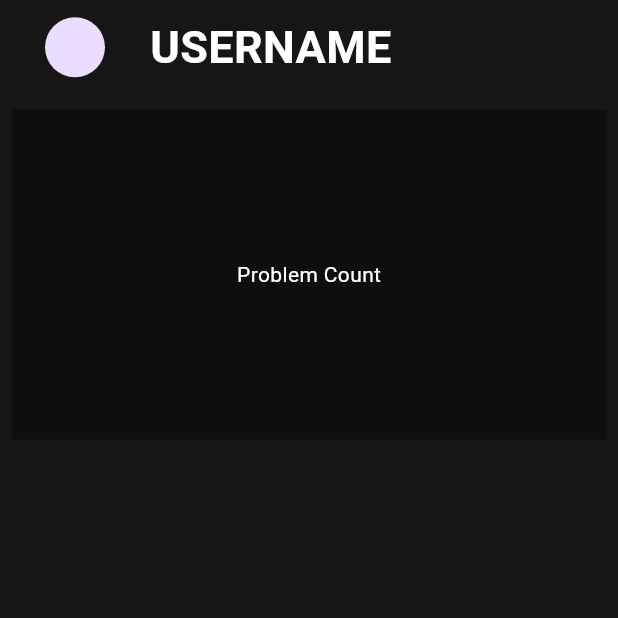
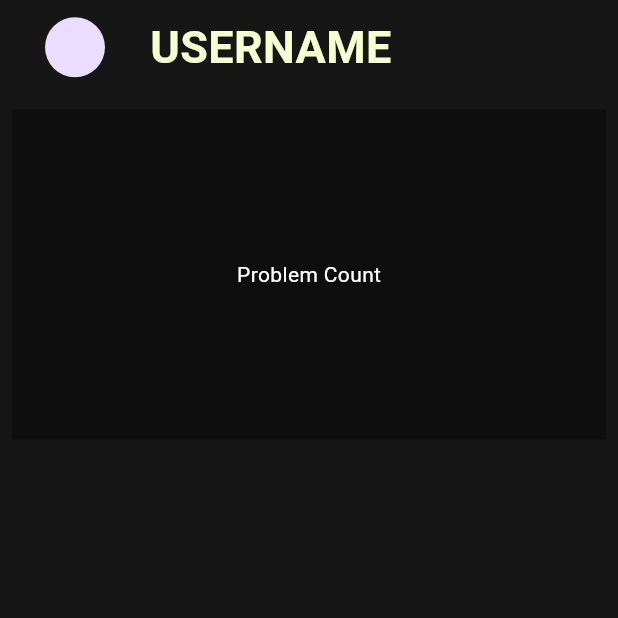
Before and after one commit to Udbhav2105/DevCodeX, a Flutter app: the LeetcodePage screen opened directly, on a phone screen of 412 x 824 dp, the top half of it. Run offline on Flutter 3.47's test engine with Material 3 defaults, Android fonts, the phone set to English and light mode, and no system bars; our stand-ins replace flutter_spinkit, syncfusion_flutter_charts; missing offline and left inert: leetcode_unofficial_api.

Commit message:
font color changed

```diff
--- a/lib/components/username_avatar.dart
+++ b/lib/components/username_avatar.dart
@@ -22,7 +22,7 @@ class _AvatarUsernameState extends State< AvatarUsername> {
             style: TextStyle(
               fontSize: 30,
               fontWeight: FontWeight.bold,
-              color: Colors.white,
+              color: Color(0xFFf6fed1),
             ),
           )
         ],
```
